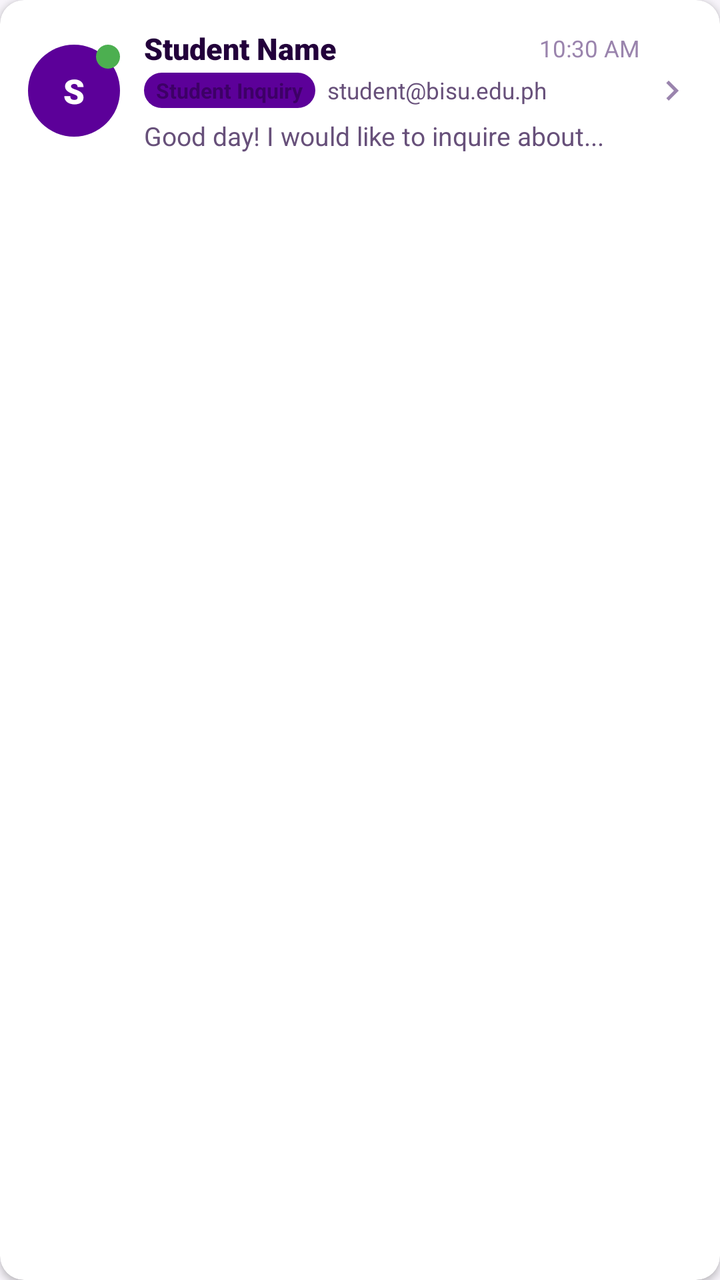
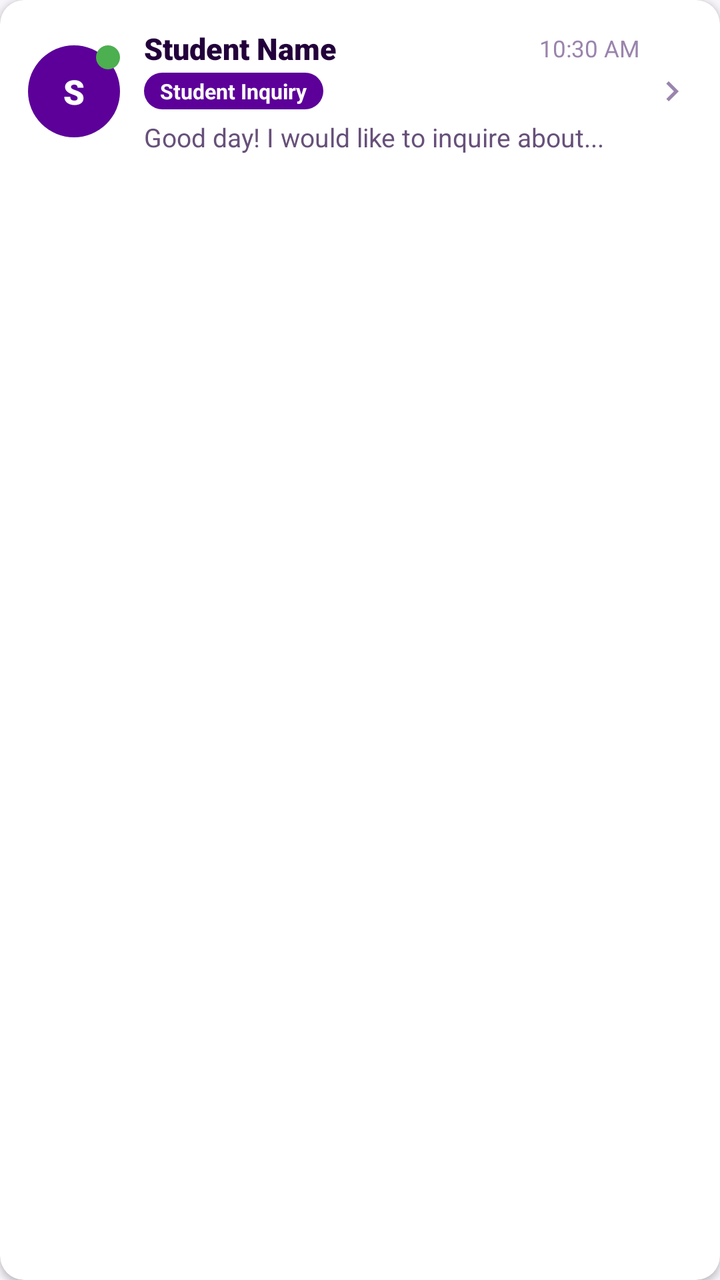

Screens rendered from an Android XML layout before and after an edit, with the pre-edit source and the edit as a unified diff.
<!-- AndroidManifest.xml: application theme Theme.TCA_APP -->
<!-- res/layout/item_inquiry_conversation.xml -->
<?xml version="1.0" encoding="utf-8"?>
<androidx.cardview.widget.CardView xmlns:android="http://schemas.android.com/apk/res/android"
    xmlns:app="http://schemas.android.com/apk/res-auto"
    android:layout_width="match_parent"
    android:layout_height="wrap_content"
    android:layout_marginHorizontal="12dp"
    android:layout_marginVertical="5dp"
    android:clickable="true"
    android:focusable="true"
    android:foreground="?attr/selectableItemBackground"
    app:cardBackgroundColor="@color/card_bg"
    app:cardCornerRadius="12dp"
    app:cardElevation="2dp">

    <LinearLayout
        android:layout_width="match_parent"
        android:layout_height="wrap_content"
        android:orientation="horizontal"
        android:padding="14dp"
        android:gravity="center_vertical">

        <FrameLayout
            android:layout_width="46dp"
            android:layout_height="46dp">

            <TextView
                android:id="@+id/tvStudentAvatarInitials"
                android:layout_width="match_parent"
                android:layout_height="match_parent"
                android:background="@drawable/bg_purple_button"
                android:fontFamily="sans-serif-black"
                android:gravity="center"
                android:text="S"
                android:textColor="@color/white"
                android:textSize="17sp"
                android:textStyle="bold" />

            <View
                android:id="@+id/dotUnreadInquiry"
                android:layout_width="12dp"
                android:layout_height="12dp"
                android:layout_gravity="top|end"
                android:background="@drawable/bg_pill_green_solid"
                android:visibility="visible" />
        </FrameLayout>

        <LinearLayout
            android:layout_width="0dp"
            android:layout_height="wrap_content"
            android:layout_marginStart="12dp"
            android:layout_weight="1"
            android:orientation="vertical">

            <LinearLayout
                android:layout_width="match_parent"
                android:layout_height="wrap_content"
                android:gravity="center_vertical"
                android:orientation="horizontal">

                <TextView
                    android:id="@+id/tvStudentInquiryName"
                    android:layout_width="0dp"
                    android:layout_height="wrap_content"
                    android:layout_weight="1"
                    android:ellipsize="end"
                    android:fontFamily="sans-serif-black"
                    android:maxLines="1"
                    android:text="Student Name"
                    android:textColor="@color/text_primary"
                    android:textSize="15sp"
                    android:textStyle="bold" />

                <TextView
                    android:id="@+id/tvInquiryTimestamp"
                    android:layout_width="wrap_content"
                    android:layout_height="wrap_content"
                    android:layout_marginStart="8dp"
                    android:text="10:30 AM"
                    android:textColor="@color/text_muted"
                    android:textSize="11.5sp" />
            </LinearLayout>

            <LinearLayout
                android:layout_width="match_parent"
                android:layout_height="wrap_content"
                android:layout_marginTop="2dp"
                android:gravity="center_vertical"
                android:orientation="horizontal">

                <TextView
                    android:id="@+id/tvStudentEmailBadge"
                    android:layout_width="wrap_content"
                    android:layout_height="wrap_content"
                    android:background="@drawable/bg_chip_selected"
                    android:paddingHorizontal="6dp"
                    android:paddingVertical="1.5dp"
                    android:text="Student Inquiry"
                    android:textColor="#3D0066"
                    android:textSize="10.5sp"
                    android:textStyle="bold" />

                <TextView
                    android:id="@+id/tvStudentEmail"
                    android:layout_width="0dp"
                    android:layout_height="wrap_content"
                    android:layout_marginStart="6dp"
                    android:layout_weight="1"
                    android:ellipsize="end"
                    android:maxLines="1"
                    android:text="student@bisu.edu.ph"
                    android:textColor="@color/text_secondary"
                    android:textSize="11.5sp" />
            </LinearLayout>

            <TextView
                android:id="@+id/tvInquirySnippet"
                android:layout_width="match_parent"
                android:layout_height="wrap_content"
                android:layout_marginTop="5dp"
                android:ellipsize="end"
                android:maxLines="2"
                android:text="Good day! I would like to inquire about..."
                android:textColor="@color/text_secondary"
                android:textSize="13sp" />
        </LinearLayout>

        <ImageView
            android:layout_width="20dp"
            android:layout_height="20dp"
            android:layout_marginStart="6dp"
            android:contentDescription="Open Conversation"
            android:src="@drawable/ic_chevron_right"
            app:tint="@color/text_muted" />

    </LinearLayout>

</androidx.cardview.widget.CardView>
<!-- resources referenced by this layout -->
<resources>
  <color name="card_bg">#FFFFFF</color>
  <color name="text_muted">#9A84AD</color>
  <color name="text_primary">#23003B</color>
  <color name="text_secondary">#67507A</color>
  <color name="white">#FFFFFF</color>
  <!-- drawable bg_chip_selected (drawable) -->
  <?xml version="1.0" encoding="utf-8"?>
  <shape xmlns:android="http://schemas.android.com/apk/res/android"
      android:shape="rectangle">
      <solid android:color="#5C0099" />
      <corners android:radius="20dp" />
  </shape>
  <!-- drawable bg_pill_green_solid (drawable) -->
  <?xml version="1.0" encoding="utf-8"?>
  <shape xmlns:android="http://schemas.android.com/apk/res/android"
      android:shape="oval">
      <solid android:color="#4CAF50" />
  </shape>
  <!-- drawable bg_purple_button (drawable) -->
  <?xml version="1.0" encoding="utf-8"?>
  <ripple xmlns:android="http://schemas.android.com/apk/res/android"
      android:color="#C86BFA">
      <item>
          <shape android:shape="rectangle">
              <solid android:color="#5C0099" />
              <corners android:radius="24dp" />
          </shape>
      </item>
  </ripple>
  <!-- drawable ic_chevron_right (drawable) -->
  <vector xmlns:android="http://schemas.android.com/apk/res/android"
      android:width="24dp"
      android:height="24dp"
      android:viewportWidth="24"
      android:viewportHeight="24">
    <path
        android:fillColor="#7A688D"
        android:pathData="M8.59,16.59L13.17,12 8.59,7.41 10,6l6,6 -6,6 -1.41,-1.41z"/>
  </vector>
  <style name="Theme.TCA_APP" parent="Base.Theme.TCA_APP" />
  <style name="Base.Theme.TCA_APP" parent="Theme.Material3.DayNight.NoActionBar">
          <item name="colorPrimary">@color/purple_primary</item>
          <item name="colorOnPrimary">@color/white</item>
          <item name="colorSecondary">@color/gold_accent</item>
          <item name="colorOnSecondary">@color/text_primary</item>
          <item name="android:statusBarColor">@color/purple_dark</item>
          <item name="android:windowBackground">@color/bg_main</item>
          <item name="android:datePickerDialogTheme">@style/CustomDatePickerDialog</item>
          <item name="android:timePickerDialogTheme">@style/CustomDatePickerDialog</item>
      </style>
  <color name="purple_primary">#5C0099</color>
  <color name="gold_accent">#FFD500</color>
  <color name="purple_dark">#3D0066</color>
  <color name="bg_main">#F7F4FA</color>
  <style name="CustomDatePickerDialog" parent="Theme.MaterialComponents.DayNight.Dialog.Alert">
          <item name="colorPrimary">@color/purple_primary</item>
          <item name="colorPrimaryVariant">@color/purple_dark</item>
          <item name="colorOnPrimary">@color/white</item>
          <item name="colorSecondary">@color/gold_accent</item>
          <item name="colorOnSecondary">#000000</item>
          <item name="colorAccent">@color/gold_accent</item>
          <item name="android:colorAccent">@color/gold_accent</item>
          <item name="android:colorControlActivated">@color/gold_accent</item>
          <item name="colorSurface">@color/card_bg</item>
          <item name="colorOnSurface">@color/text_primary</item>
          <item name="android:windowBackground">@color/card_bg</item>
          <item name="android:textColorPrimary">@color/text_primary</item>
          <item name="android:textColorSecondary">@color/text_secondary</item>
          <item name="buttonBarPositiveButtonStyle">@style/CustomPickerButtonStyle</item>
          <item name="buttonBarNegativeButtonStyle">@style/CustomPickerButtonStyle</item>
          <item name="android:buttonBarPositiveButtonStyle">@style/CustomPickerButtonStyle</item>
          <item name="android:buttonBarNegativeButtonStyle">@style/CustomPickerButtonStyle</item>
      </style>
  <style name="CustomPickerButtonStyle" parent="Widget.MaterialComponents.Button.TextButton.Dialog">
          <item name="android:textColor">@color/gold_accent</item>
          <item name="android:textStyle">bold</item>
      </style>
</resources>

<!-- the commit's change to res/layout/item_inquiry_conversation.xml (unified diff, before → after) -->
@@ -92,10 +92,10 @@
                     android:layout_width="wrap_content"
                     android:layout_height="wrap_content"
                     android:background="@drawable/bg_chip_selected"
-                    android:paddingHorizontal="6dp"
-                    android:paddingVertical="1.5dp"
+                    android:paddingHorizontal="8dp"
+                    android:paddingVertical="2dp"
                     android:text="Student Inquiry"
-                    android:textColor="#3D0066"
+                    android:textColor="@color/white"
                     android:textSize="10.5sp"
                     android:textStyle="bold" />
 
@@ -107,9 +107,10 @@
                     android:layout_weight="1"
                     android:ellipsize="end"
                     android:maxLines="1"
-                    android:text="student@bisu.edu.ph"
+                    android:text=""
                     android:textColor="@color/text_secondary"
-                    android:textSize="11.5sp" />
+                    android:textSize="11.5sp"
+                    android:visibility="gone" />
             </LinearLayout>
 
             <TextView
